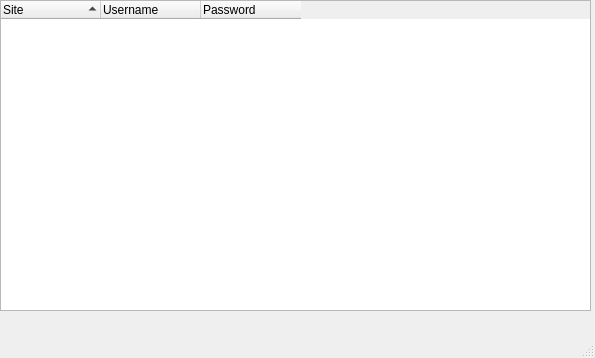
This is uis/chrome_pass.ui in toko214/logsProject as Qt 5 draws it before an edit. The edited form follows.
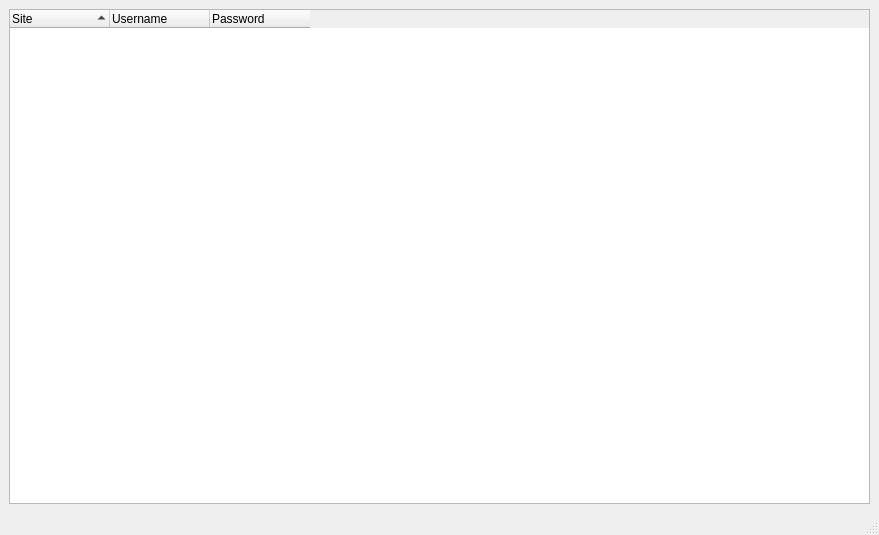
This is the edited form.

```diff
--- a/uis/chrome_pass.ui
+++ b/uis/chrome_pass.ui
@@ -6,23 +6,17 @@
    <rect>
     <x>0</x>
     <y>0</y>
-    <width>595</width>
-    <height>358</height>
+    <width>879</width>
+    <height>535</height>
    </rect>
   </property>
   <property name="windowTitle">
    <string>Chrome Pass</string>
   </property>
   <widget class="QWidget" name="centralwidget">
+   <layout class="QHBoxLayout" name="horizontalLayout">
+    <item>
    <widget class="QTreeWidget" name="treeWidget">
-    <property name="geometry">
-     <rect>
-      <x>0</x>
-      <y>0</y>
-      <width>591</width>
-      <height>311</height>
-     </rect>
-    </property>
     <property name="autoScroll">
      <bool>true</bool>
     </property>
@@ -63,6 +57,8 @@
      </property>
     </column>
    </widget>
+    </item>
+   </layout>
   </widget>
   <widget class="QMenuBar" name="menubar">
    <property name="geometry">
```
Left out of the diff: 2 changed lines with no effect on the pictures. Lines whose indentation alone changed are shown as unchanged.
